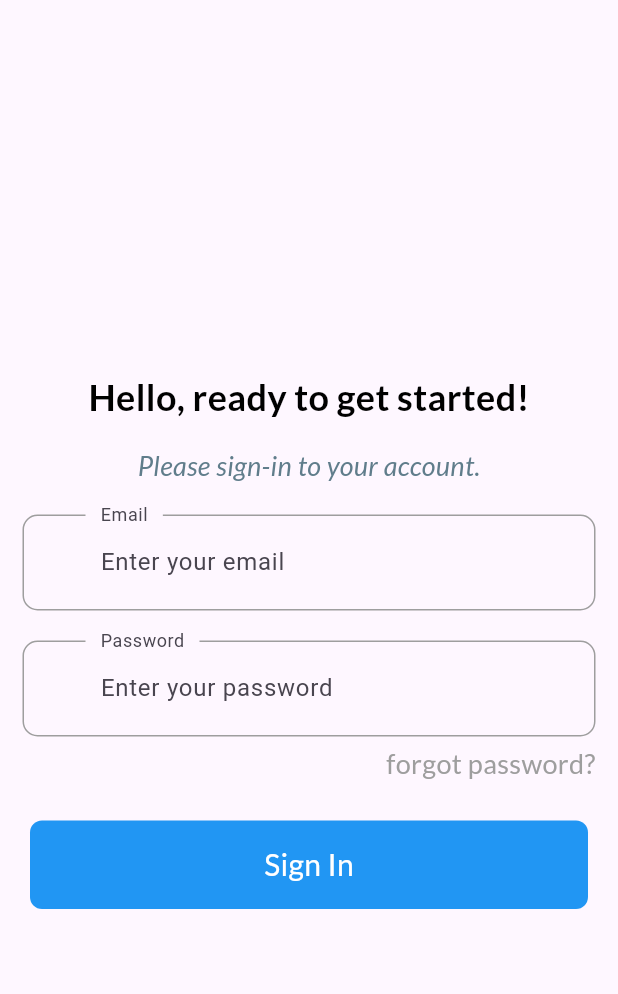
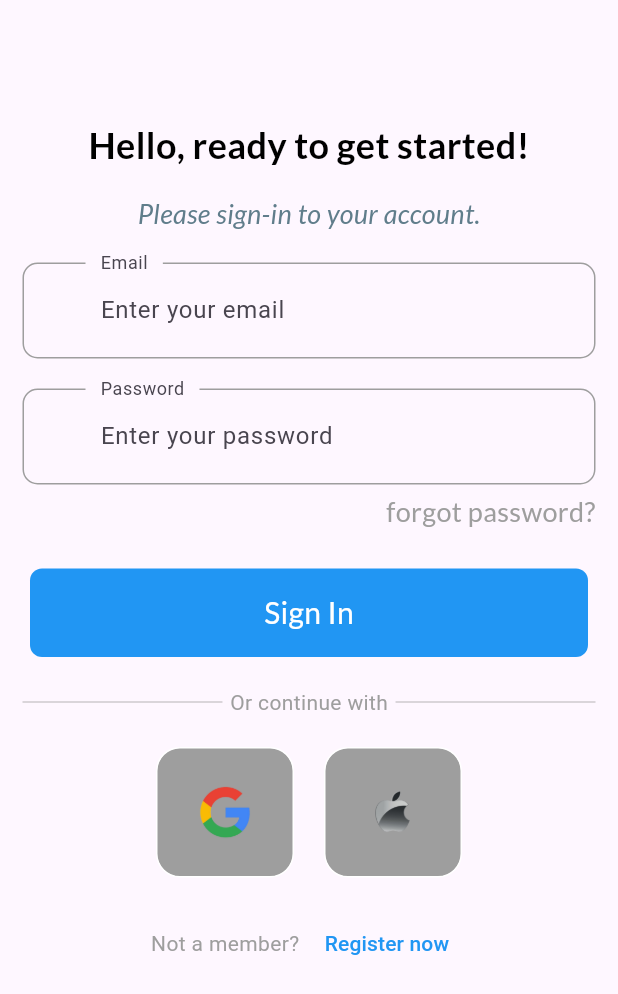
Before and after one commit to Tes6507012662071/Create-Sign-In-and-Sign-Up-screens, a Flutter app: the screen it shows after launch, on a phone screen of 412 x 824 dp. Shown: the top 994 px of the screen. Run offline on Flutter 3.47's test engine with Material 3 defaults, Android fonts, the light colour scheme and no system bars; our stand-ins replace firebase_auth, firebase_core, google_fonts; accounts and stored records are empty.

Commit message:
first commit

```diff
--- a/lib/components/my_button.dart
+++ b/lib/components/my_button.dart
@@ -2,23 +2,29 @@ import 'package:flutter/material.dart';
 import 'package:google_fonts/google_fonts.dart';
 
 class MyButton extends StatelessWidget {
+  final Function()? onTap;
+  final hinText;
+
   const MyButton({
-    super.key,
+    super.key, required this.onTap, required this.hinText
   });
 
   @override
   Widget build(BuildContext context) {
     return GestureDetector(
-      onTap: () {},
+      onTap: onTap,
       child: Container(
-        padding:  const EdgeInsets.all(15.0),
-        margin:
-          const EdgeInsetsDirectional.symmetric(horizontal: 5.0),
-        decoration:  BoxDecoration(
+        padding: const EdgeInsets.all(15.0),
+        margin: const EdgeInsetsDirectional.symmetric(horizontal: 5.0),
+        decoration: BoxDecoration(
           color: Colors.blue,
           borderRadius: BorderRadius.circular(8.0),
         ),
-        child: Center(child: Text('Sign In', style: GoogleFonts.lato(color: Colors.white, fontSize: 20),)),
+        child: Center(
+            child: Text(
+          hinText,
+          style: GoogleFonts.lato(color: Colors.white, fontSize: 20),
+        )),
       ),
     );
   }
--- /dev/null
+++ b/lib/components/my_icon_btn.dart
@@ -0,0 +1,27 @@
+import 'package:flutter/material.dart';
+
+class MyIconBtn extends StatelessWidget {
+
+  final String imagePath;
+
+  const MyIconBtn({
+    super.key, required this.imagePath
+  });
+
+  @override
+  Widget build(BuildContext context) {
+    return Row(
+      children: [
+        Container(
+          padding: const EdgeInsets.all(20.0),
+          decoration: BoxDecoration(
+            border: Border.all(color: Colors.white,),
+            borderRadius: BorderRadius.circular(16),
+            color: Colors.grey
+          ),
+          child: Image.asset(imagePath, height: 45, width: 50,),
+        ),
+      ],
+    );
+  }
+}
--- a/lib/main.dart
+++ b/lib/main.dart
@@ -1,25 +1,33 @@
 import 'package:flutter/material.dart';
 import 'package:todolist_app/screens/sign_in_screen.dart';
+import 'package:todolist_app/screens/home_page.dart'; // Import the HomePage
 
-void main(){
+import 'package:firebase_core/firebase_core.dart';
+import 'firebase_options.dart';
+
+void main() async {
+  WidgetsFlutterBinding.ensureInitialized(); // Ensure Flutter bindings are initialized
+  await Firebase.initializeApp(
+    options: DefaultFirebaseOptions.currentPlatform,
+  );
+
   runApp(const ToDoListApp());
 }
 
-class ToDoListApp extends StatefulWidget {
+class ToDoListApp extends StatelessWidget {
   const ToDoListApp({super.key});
 
   @override
-  State<ToDoListApp> createState() => _ToDoListAppState();
-}
-
-class _ToDoListAppState extends State<ToDoListApp> {
-  @override
   Widget build(BuildContext context) {
     return MaterialApp(
-      title: 'To do list application from I-BIT',
+      title: 'To Do List Application',
       theme: ThemeData.light(),
       debugShowCheckedModeBanner: false,
-      home: SignInScreen(),
+      initialRoute: '/signin',
+      routes: {
+        '/signin': (context) => const SignInScreen(),
+        '/home': (context) => const HomePage(), // Add HomePage route
+      },
     );
   }
 }
--- a/lib/screens/sign_in_screen.dart
+++ b/lib/screens/sign_in_screen.dart
@@ -1,7 +1,13 @@
 import 'package:flutter/material.dart';
 import 'package:google_fonts/google_fonts.dart';
+import 'package:todolist_app/components/my_icon_btn.dart';
 import 'package:todolist_app/components/my_textformfield.dart';
 import 'package:todolist_app/constant/constant.dart';
+import 'package:todolist_app/screens/sign_up_screen.dart';
+import 'package:todolist_app/screens/home_page.dart'; // Import your home page
+
+import '../components/my_button.dart';
+import 'package:firebase_auth/firebase_auth.dart';
 
 class SignInScreen extends StatefulWidget {
   const SignInScreen({super.key});
@@ -14,80 +20,158 @@ class _SignInScreenState extends State<SignInScreen> {
   final emailController = TextEditingController();
   final passwordController = TextEditingController();
 
+  void _showDialog(String txtMsg) async {
+    return showDialog(
+      context: context,
+      builder: (BuildContext context) {
+        return AlertDialog(
+          backgroundColor: Colors.amber,
+          title: const Text('Sign In'),
+          content: Text(txtMsg),
+          actions: [
+            TextButton(
+              onPressed: () => Navigator.pop(context, 'Cancel'),
+              child: const Text('Ok'),
+            ),
+          ],
+        );
+      },
+    );
+  }
+
+  void signInUser() async {
+    try {
+      await FirebaseAuth.instance.signInWithEmailAndPassword(
+        email: emailController.text,
+        password: passwordController.text,
+      );
+
+      // Navigate to HomePage after successful sign in
+      Navigator.pushReplacement(
+        context,
+        MaterialPageRoute(builder: (context) => const HomePage()), // Navigate to your HomePage
+      );
+
+      _showDialog('Login Successfully!');
+    } on FirebaseAuthException catch (e) {
+      _showDialog('Failed to login: ${e.message}');
+    }
+  }
+
   @override
   Widget build(BuildContext context) {
     return Scaffold(
       body: Form(
         child: Padding(
-          padding: const EdgeInsets.fromLTRB(15, 40, 15, 10),
+          padding: const EdgeInsets.fromLTRB(15, 80, 15, 10),
+          child: SingleChildScrollView(
+            scrollDirection: Axis.vertical,
             child: Column(
               children: [
-              const Spacer(),
                 Text(
                   'Hello, ready to get started!',
                   style: textTitle,
                 ),
-              const SizedBox(
-                height: 15,
-              ),
+                const SizedBox(height: 15),
                 Text(
                   'Please sign-in to your account.',
                   style: textSubTitle,
                 ),
-              const SizedBox(
-                height: 20,
-              ),
+                const SizedBox(height: 20),
                 MyTextFormField(
                   controller: emailController,
                   obscureText: false,
                   labelText: 'Email',
-                  hintText: 'Enter your email'),
-              const SizedBox(
-                height: 20,
+                  hintText: 'Enter your email',
                 ),
+                const SizedBox(height: 20),
                 MyTextFormField(
                   controller: passwordController,
                   obscureText: true,
                   labelText: 'Password',
-                  hintText: 'Enter your password'),
+                  hintText: 'Enter your password',
+                ),
                 const SizedBox(height: 5),
                 Row(
                   mainAxisAlignment: MainAxisAlignment.end,
                   children: [
-                    Text('forgot password?', style: GoogleFonts.lato(fontSize: 18, color: Colors.grey),),
+                    Text(
+                      'forgot password?',
+                      style: GoogleFonts.lato(fontSize: 18, color: Colors.grey),
+                    ),
                   ],
                 ),
-                const SizedBox(height: 25,),
-
-                MyButton(),
-              const Spacer(),
+                const SizedBox(height: 25),
+                MyButton(
+                  onTap: signInUser,
+                  hinText: 'Sign In',
+                ),
+                const SizedBox(height: 20),
+                const Row(
+                  children: [
+                    Expanded(
+                      child: Divider(
+                        thickness: 0.5,
+                        color: Colors.grey,
+                      ),
+                    ),
+                    SizedBox(width: 5),
+                    Text(
+                      'Or continue with',
+                      style: TextStyle(color: Colors.grey),
+                    ),
+                    SizedBox(width: 5),
+                    Expanded(
+                      child: Divider(
+                        thickness: 0.5,
+                        color: Colors.grey,
+                      ),
+                    ),
                   ],
+                ),
+                const SizedBox(height: 20),
+                const Row(
+                  mainAxisAlignment: MainAxisAlignment.center,
+                  children: [
+                    MyIconBtn(
+                      imagePath: 'assets/images/google_icon.png',
+                    ),
+                    SizedBox(width: 20),
+                    MyIconBtn(
+                      imagePath: 'assets/images/ios_icon.png',
+                    ),
+                  ],
+                ),
+                const SizedBox(height: 20),
+                Row(
+                  mainAxisAlignment: MainAxisAlignment.center,
+                  children: [
+                    const Text(
+                      'Not a member?',
+                      style: TextStyle(color: Colors.grey),
+                    ),
+                    const SizedBox(width: 5),
+                    TextButton(
+                      onPressed: () {
+                        Navigator.push(
+                          context,
+                          MaterialPageRoute(
+                            builder: (context) => const SignUpScreen(),
+                          ),
+                        );
+                      },
+                      child: const Text(
+                        'Register now',
+                        style: TextStyle(fontWeight: FontWeight.w500, color: Colors.blue),
+                      ),
+                    ),
+                  ],
+                ),
+              ],
+            ),
           ),
         ),
       ),
     );
   }
 }
-
-class MyButton extends StatelessWidget {
-  const MyButton({
-    super.key,
-  });
-
-  @override
-  Widget build(BuildContext context) {
-    return GestureDetector(
-      onTap: () {},
-      child: Container(
-        padding:  const EdgeInsets.all(15.0),
-        margin:
-          const EdgeInsetsDirectional.symmetric(horizontal: 5.0),
-        decoration:  BoxDecoration(
-          color: Colors.blue,
-          borderRadius: BorderRadius.circular(8.0),
-        ),
-        child: Center(child: Text('Sign In', style: GoogleFonts.lato(color: Colors.white, fontSize: 20),)),
-      ),
-    );
-  }
-}
```
Also changed, not shown: lib/screens/home_page.dart (added, +142 -0 lines), lib/screens/sign_up_screen.dart (added, +126 -0 lines), pubspec.yaml (+10 -1 lines), assets/images/google_icon.png (added), assets/images/ios_icon.png (added), assets/images/porsche_911_1.jpg (added), assets/images/porsche_911_2.jpg (added), assets/images/porsche_911_3.jpg (added), assets/images/porsche_911_4.jpg (added), firebase.json (added), lib/firebase_options.dart (added), pubspec.lock, 8 other files. Lines whose indentation alone changed are shown as unchanged.
